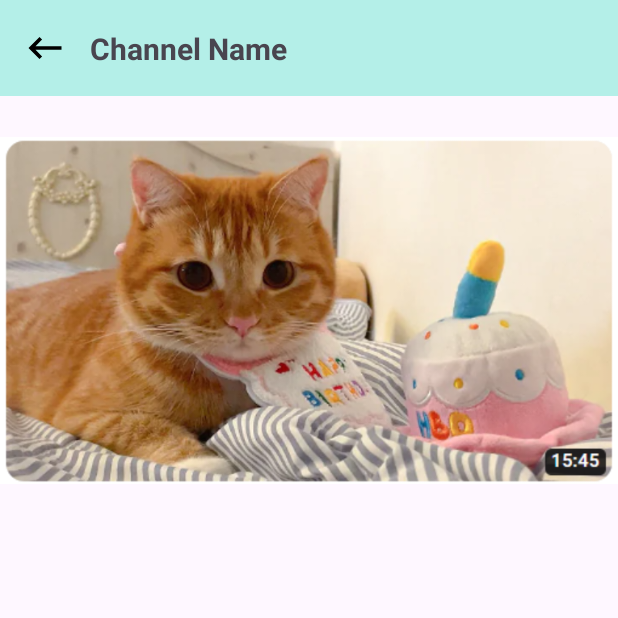
After one commit to Team1MediaApp/MediaApp, an Android app: the fragment ChannelDetailFragment shown on its own in the app's theme, on a phone screen of 412 x 824 dp, the top half of it. The commit adds this screen. Run offline under Robolectric (Android 15) with nearby library versions, the phone set to English and light mode, and no system bars.

Commit message:
[Feat] dev pull로 인한 임시 commit

```diff
--- /dev/null
+++ b/app/src/main/java/com/example/mediaapp/ChannelDetailFragment.kt
@@ -0,0 +1,59 @@
+package com.example.mediaapp
+
+import android.os.Bundle
+import androidx.fragment.app.Fragment
+import android.view.LayoutInflater
+import android.view.View
+import android.view.ViewGroup
+
+// TODO: Rename parameter arguments, choose names that match
+// the fragment initialization parameters, e.g. ARG_ITEM_NUMBER
+private const val ARG_PARAM1 = "param1"
+private const val ARG_PARAM2 = "param2"
+
+/**
+ * A simple [Fragment] subclass.
+ * Use the [ChannelDetailFragment.newInstance] factory method to
+ * create an instance of this fragment.
+ */
+class ChannelDetailFragment : Fragment() {
+    // TODO: Rename and change types of parameters
+    private var param1: String? = null
+    private var param2: String? = null
+
+    override fun onCreate(savedInstanceState: Bundle?) {
+        super.onCreate(savedInstanceState)
+        arguments?.let {
+            param1 = it.getString(ARG_PARAM1)
+            param2 = it.getString(ARG_PARAM2)
+        }
+    }
+
+    override fun onCreateView(
+        inflater: LayoutInflater, container: ViewGroup?,
+        savedInstanceState: Bundle?
+    ): View? {
+        // Inflate the layout for this fragment
+        return inflater.inflate(R.layout.channel_detail_fragment, container, false)
+    }
+
+    companion object {
+        /**
+         * Use this factory method to create a new instance of
+         * this fragment using the provided parameters.
+         *
+         * @param param1 Parameter 1.
+         * @param param2 Parameter 2.
+         * @return A new instance of fragment ChannelDetailFragment.
+         */
+        // TODO: Rename and change types and number of parameters
+        @JvmStatic
+        fun newInstance(param1: String, param2: String) =
+            ChannelDetailFragment().apply {
+                arguments = Bundle().apply {
+                    putString(ARG_PARAM1, param1)
+                    putString(ARG_PARAM2, param2)
+                }
+            }
+    }
+}
--- a/app/src/main/java/com/example/mediaapp/DetailFragment.kt
+++ b/app/src/main/java/com/example/mediaapp/DetailFragment.kt
@@ -30,8 +30,8 @@ class DetailFragment : Fragment() {
         return binding.root
     }
 
+    // 공유하기 버튼 구현 , 위에 shareButton() 포함
     private fun shareButton(){
-        val shareButton = binding.detailBtnShare
         binding.detailBtnShare.setOnClickListener {
             val shareIntent = Intent().apply() {
                 action = Intent.ACTION_SEND
@@ -42,6 +42,8 @@ class DetailFragment : Fragment() {
             startActivity(Intent.createChooser(shareIntent, null))
         }
     }
+
+    // 정보 전달되는 부분
 
     override fun onViewCreated(view: View, savedInstanceState: Bundle?) {
         super.onViewCreated(view, savedInstanceState)
@@ -56,6 +58,8 @@ class DetailFragment : Fragment() {
             }
         }
     }
+
+    // 메모리 누수 방지
     override fun onDestroyView() {
         super.onDestroyView()
         _binding = null
--- /dev/null
+++ b/app/src/main/res/layout/channel_detail_fragment.xml
@@ -0,0 +1,64 @@
+<?xml version="1.0" encoding="utf-8"?>
+<FrameLayout xmlns:android="http://schemas.android.com/apk/res/android"
+    xmlns:tools="http://schemas.android.com/tools"
+    android:layout_width="match_parent"
+    android:layout_height="match_parent"
+    xmlns:app="http://schemas.android.com/apk/res-auto"
+    tools:context=".ChannelDetailFragment">
+
+    <androidx.constraintlayout.widget.ConstraintLayout
+        android:layout_width="match_parent"
+        android:layout_height="wrap_content"
+        >
+
+        <com.google.android.material.appbar.MaterialToolbar
+            android:id="@+id/channel_detail_view"
+            android:layout_width="match_parent"
+            android:layout_height="wrap_content"
+            android:background="@color/mint"
+            app:layout_constraintTop_toTopOf="parent"
+            app:layout_constraintStart_toStartOf="parent"
+            app:layout_constraintEnd_toEndOf="parent"
+            />
+
+        <ImageButton
+            android:id="@+id/channel_detail_btn_back"
+            android:layout_width="60dp"
+            android:layout_height="60dp"
+            android:src="@drawable/detail_btn_back"
+            android:scaleType="fitXY"
+            android:padding="15dp"
+            android:background="@android:color/transparent"
+            app:layout_constraintStart_toStartOf="parent"
+            app:layout_constraintTop_toTopOf="@id/channel_detail_view"
+            app:layout_constraintBottom_toBottomOf="@id/channel_detail_view"
+            />
+
+        <TextView
+            android:id="@+id/channel_detail_txt_channel"
+            android:layout_width="wrap_content"
+            android:layout_height="wrap_content"
+            android:text="Channel Name"
+            android:textSize="20sp"
+            android:textStyle="bold"
+
+            app:layout_constraintTop_toTopOf="@id/channel_detail_view"
+            app:layout_constraintBottom_toBottomOf="@id/channel_detail_view"
+            app:layout_constraintStart_toEndOf="@id/channel_detail_btn_back"
+            />
+
+        <ImageView
+            android:layout_width="match_parent"
+            android:layout_height="wrap_content"
+            android:src="@drawable/detail_img_thumnail"
+            app:layout_constraintTop_toBottomOf="@id/channel_detail_view"
+            app:layout_constraintStart_toStartOf="parent"
+            app:layout_constraintEnd_toEndOf="parent"
+            />
+
+
+
+
+    </androidx.constraintlayout.widget.ConstraintLayout>
+
+</FrameLayout>
```
